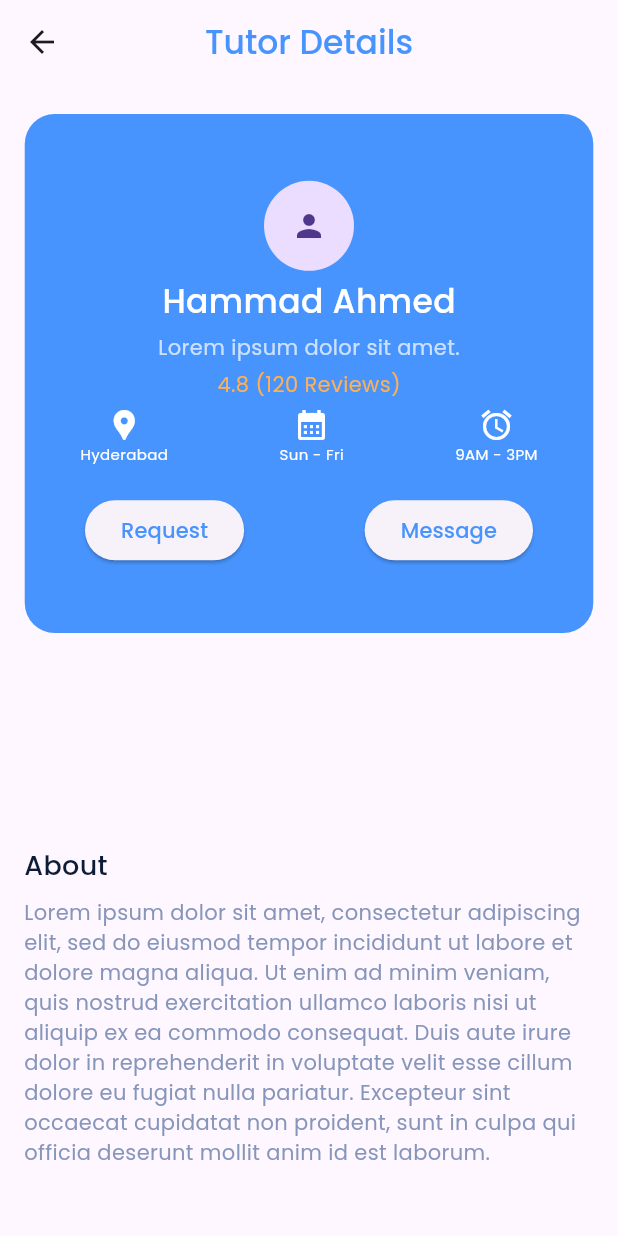
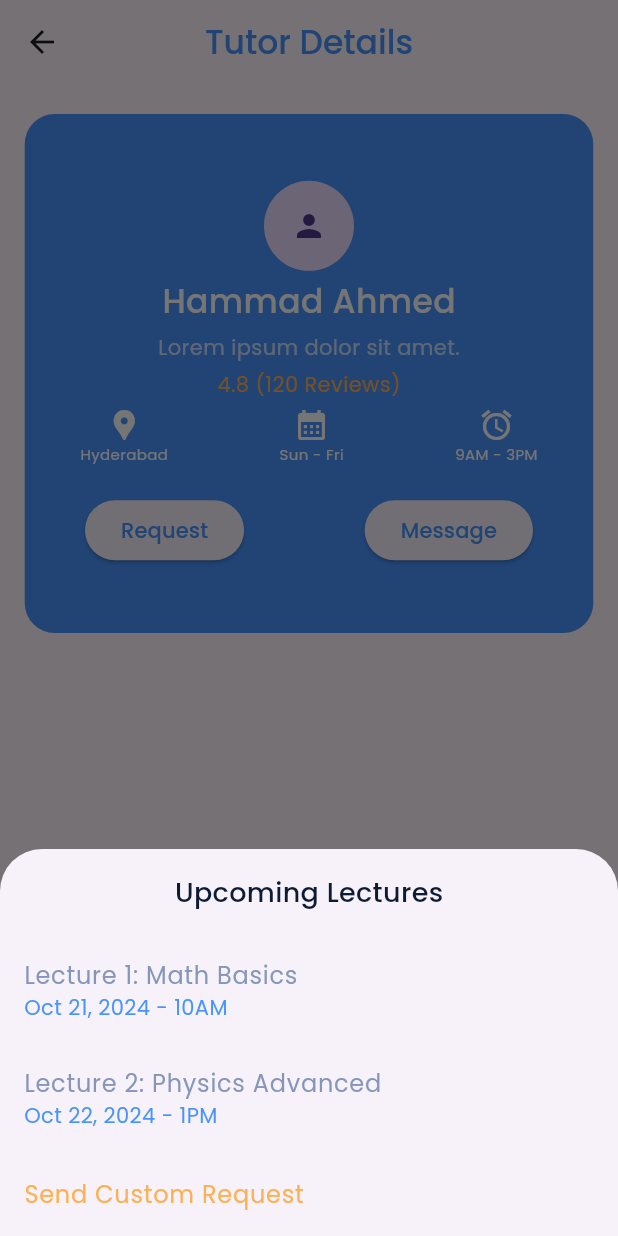
Before and after one commit to hammadak03/TutorMatchup-App, a Flutter app: the TutorDetailsSceens screen opened by its route, after a tap on "Request", on a phone screen of 412 x 824 dp. Run offline on Flutter 3.47's test engine with Material 3 defaults, Android fonts, the phone set to English and light mode, and no system bars; our stand-ins replace cloud_firestore, file_picker, firebase_auth, firebase_core, firebase_storage; accounts and stored records are empty.

Commit message:
added request feature in tutor_details_screen.dart

```diff
--- a/lib/views/profile/tutor_details_screen.dart
+++ b/lib/views/profile/tutor_details_screen.dart
@@ -26,8 +26,7 @@ class TutorDetailsSceens extends StatelessWidget {
         alignment: Alignment.center,
         children: [
           Positioned(
-            top:
-                20, // Adjust as needed to control the vertical position of the container
+            top: 20,
             child: Container(
               height: MediaQuery.of(context).size.height * 0.42,
               width: MediaQuery.of(context).size.width * 0.92,
@@ -42,41 +41,30 @@ class TutorDetailsSceens extends StatelessWidget {
                     radius: 30,
                     child: Icon(Icons.person),
                   ),
-                  const SizedBox(
-                    height: 5,
-                  ),
+                  const SizedBox(height: 5),
                   const CustomTextWidget(
                     text: 'Hammad Ahmed',
                     textColor: whiteColor,
                     fontSize: 22,
                     fontWeight: FontWeight.w500,
                   ),
-                  const SizedBox(
-                    height: 5,
-                  ),
+                  const SizedBox(height: 5),
                   const CustomTextWidget(
                     text: 'Lorem ipsum dolor sit amet.',
                     textColor: lightPeriwinkleColor,
                   ),
-                  const SizedBox(
-                    height: 5,
-                  ),
+                  const SizedBox(height: 5),
                   const CustomTextWidget(
                     text: '4.8 (120 Reviews)',
                     textColor: amberColor,
                   ),
-                  const SizedBox(
-                    height: 5,
-                  ),
+                  const SizedBox(height: 5),
                   const Row(
                     mainAxisAlignment: MainAxisAlignment.spaceAround,
                     children: [
                       Column(
                         children: [
-                          Icon(
-                            Icons.location_pin,
-                            color: whiteColor,
-                          ),
+                          Icon(Icons.location_pin, color: whiteColor),
                           CustomTextWidget(
                             text: 'Hyderabad',
                             fontSize: 10,
@@ -86,10 +74,7 @@ class TutorDetailsSceens extends StatelessWidget {
                       ),
                       Column(
                         children: [
-                          Icon(
-                            Icons.calendar_month,
-                            color: whiteColor,
-                          ),
+                          Icon(Icons.calendar_month, color: whiteColor),
                           CustomTextWidget(
                             text: 'Sun - Fri',
                             fontSize: 10,
@@ -99,10 +84,7 @@ class TutorDetailsSceens extends StatelessWidget {
                       ),
                       Column(
                         children: [
-                          Icon(
-                            Icons.alarm,
-                            color: whiteColor,
-                          ),
+                          Icon(Icons.alarm, color: whiteColor),
                           CustomTextWidget(
                             text: '9AM - 3PM',
                             fontSize: 10,
@@ -112,15 +94,13 @@ class TutorDetailsSceens extends StatelessWidget {
                       ),
                     ],
                   ),
-                  const SizedBox(
-                    height: 20,
-                  ),
+                  const SizedBox(height: 20),
                   Row(
                     mainAxisAlignment: MainAxisAlignment.spaceAround,
                     children: [
                       ElevatedButton(
                         onPressed: () {
-                          //TODO: Handle request to tutor
+                          _showLectureSelection(context);
                         },
                         child: const CustomTextWidget(
                           text: 'Request',
@@ -150,8 +130,7 @@ class TutorDetailsSceens extends StatelessWidget {
               padding: EdgeInsets.all(16.0),
               child: SingleChildScrollView(
                 child: Column(
-                  mainAxisSize:
-                      MainAxisSize.min, // Makes the column as small as possible
+                  mainAxisSize: MainAxisSize.min,
                   crossAxisAlignment: CrossAxisAlignment.start,
                   children: [
                     CustomTextWidget(
@@ -160,10 +139,10 @@ class TutorDetailsSceens extends StatelessWidget {
                       fontSize: 18,
                       fontWeight: FontWeight.w500,
                     ),
-                    SizedBox(height: 8), // Spacing between title and text
+                    SizedBox(height: 8),
                     CustomTextWidget(
                       text:
-                          'Lorem ipsum dolor sit amet, consectetur adipiscing elit, sed do eiusmod tempor incididunt ut labore et dolore magna aliqua. Ut enim ad minim veniam, quis nostrud exercitation ullamco laboris nisi ut aliquip ex ea commodo consequat. Duis aute irure dolor in reprehenderit in voluptate velit esse cillum dolore eu fugiat nulla pariatur. Excepteur sint occaecat cupidatat non proident, sunt in culpa qui officia deserunt mollit anim id est laborum.',
+                          'Lorem ipsum dolor sit amet, consectetur adipiscing elit, sed do eiusmod tempor incididunt ut labore et dolore magna aliqua.',
                       textColor: bluishGreyColor,
                     ),
                   ],
@@ -175,4 +154,161 @@ class TutorDetailsSceens extends StatelessWidget {
       ),
     );
   }
+
+  // Show the bottom sheet with a list of upcoming lectures or custom request form
+  void _showLectureSelection(BuildContext context) {
+    showModalBottomSheet(
+      context: context,
+      isScrollControlled: true,
+      builder: (BuildContext context) {
+        return Padding(
+          padding: EdgeInsets.only(
+            bottom: MediaQuery.of(context).viewInsets.bottom,
+          ),
+          child: SingleChildScrollView(
+            child: Column(
+              mainAxisSize: MainAxisSize.min,
+              children: [
+                const Padding(
+                  padding: EdgeInsets.all(16.0),
+                  child: CustomTextWidget(
+                    text: 'Upcoming Lectures',
+                    textColor: midnightBlueColor,
+                    fontSize: 18,
+                    fontWeight: FontWeight.w500,
+                  ),
+                ),
+                // Dummy data for the upcoming lectures
+                ListTile(
+                  title: const CustomTextWidget(
+                    text: 'Lecture 1: Math Basics',
+                    textColor: bluishGreyColor,
+                  ),
+                  subtitle: const CustomTextWidget(
+                    text: 'Oct 21, 2024 - 10AM',
+                    textColor: lightBlueColor,
+                  ),
+                  onTap: () {
+                    // Handle selecting this lecture and sending request
+                    Navigator.pop(context);
+                    _sendRequest(context, 'Math Basics');
+                  },
+                ),
+                ListTile(
+                  title: const CustomTextWidget(
+                    text: 'Lecture 2: Physics Advanced',
+                    textColor: bluishGreyColor,
+                  ),
+                  subtitle: const CustomTextWidget(
+                    text: 'Oct 22, 2024 - 1PM',
+                    textColor: lightBlueColor,
+                  ),
+                  onTap: () {
+                    // Handle selecting this lecture and sending request
+                    Navigator.pop(context);
+                    _sendRequest(context, 'Physics Advanced');
+                  },
+                ),
+                // Option for custom request
+                ListTile(
+                  title: const CustomTextWidget(
+                    text: 'Send Custom Request',
+                    textColor: amberColor,
+                  ),
+                  onTap: () {
+                    Navigator.pop(context);
+                    _showCustomRequestForm(context);
+                  },
+                ),
+              ],
+            ),
+          ),
+        );
+      },
+    );
+  }
+
+  // Show form for sending a custom request
+  void _showCustomRequestForm(BuildContext context) {
+    showDialog(
+      context: context,
+      builder: (BuildContext context) {
+        TextEditingController dateController = TextEditingController();
+        TextEditingController timeController = TextEditingController();
+        TextEditingController topicController = TextEditingController();
+
+        return AlertDialog(
+          title: const CustomTextWidget(
+            text: 'Custom Request',
+            textColor: midnightBlueColor,
+            fontSize: 18,
+            fontWeight: FontWeight.w500,
+          ),
+          content: Column(
+            mainAxisSize: MainAxisSize.min,
+            children: [
+              TextField(
+                controller: topicController,
+                decoration: const InputDecoration(labelText: 'Topic'),
+              ),
+              TextField(
+                controller: dateController,
+                decoration: const InputDecoration(labelText: 'Date'),
+              ),
+              TextField(
+                controller: timeController,
+                decoration: const InputDecoration(labelText: 'Time'),
+              ),
+            ],
+          ),
+          actions: [
+            TextButton(
+              onPressed: () {
+                Navigator.pop(context);
+              },
+              child: const Text('Cancel'),
+            ),
+            TextButton(
+              onPressed: () {
+                // Handle sending custom request here
+                Navigator.pop(context);
+                _sendCustomRequest(
+                  context,
+                  topicController.text,
+                  dateController.text,
+                  timeController.text,
+                );
+              },
+              child: const Text('Send Request'),
+            ),
+          ],
+        );
+      },
+    );
+  }
+
+  // Function to send a lecture request
+  void _sendRequest(BuildContext context, String lecture) {
+    ScaffoldMessenger.of(context).showSnackBar(
+      SnackBar(content: Text('Request sent for $lecture')),
+    );
+  }
+
+  // Function to send a custom lecture request
+  void _sendCustomRequest(
+      BuildContext context, String topic, String date, String time) {
+    ScaffoldMessenger.of(context).showSnackBar(
+      SnackBar(
+          content: Text('Custom request sent for $topic on $date at $time')),
+    );
+  }
+
+  // Example Firebase method to fetch upcoming lectures from Firestore
+  // Future<List<Lecture>> _fetchLecturesFromFirebase() async {
+  //   CollectionReference tutors = FirebaseFirestore.instance.collection('tutors');
+  //   DocumentSnapshot tutorDoc = await tutors.doc('tutorId').get();
+  //   List lectures = tutorDoc['lectures']; // Array of lectures
+  //   // Parse the lectures and return
+  //   return lectures.map((lecture) => Lecture.fromFirestore(lecture)).toList();
+  // }
 }
```
